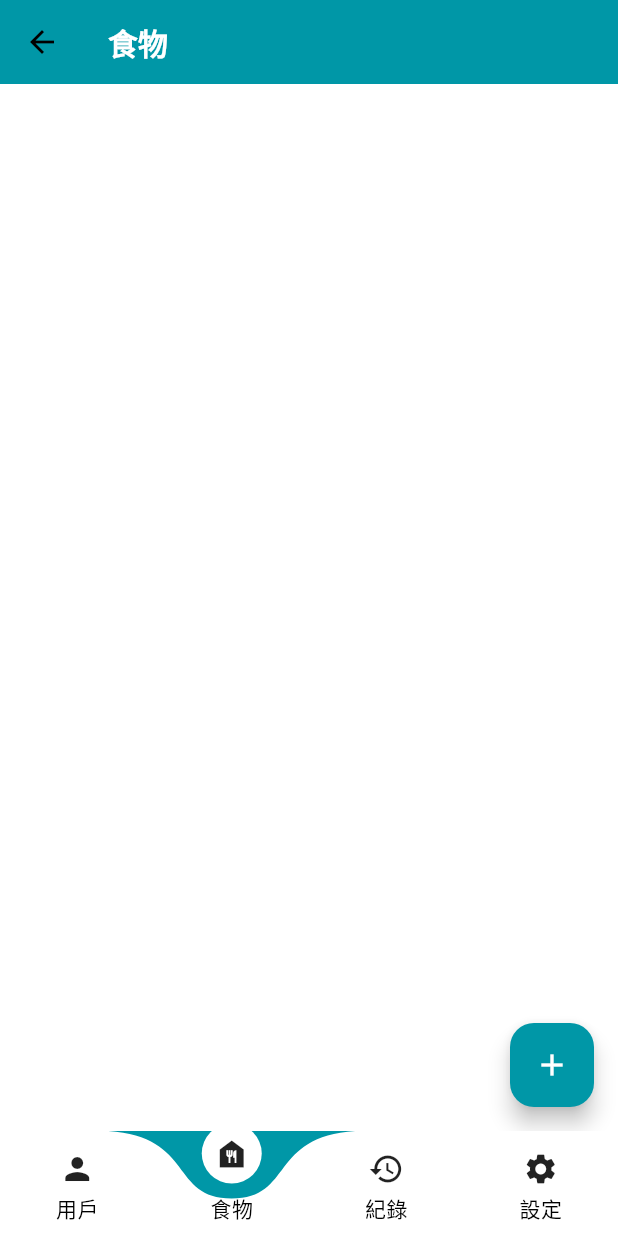
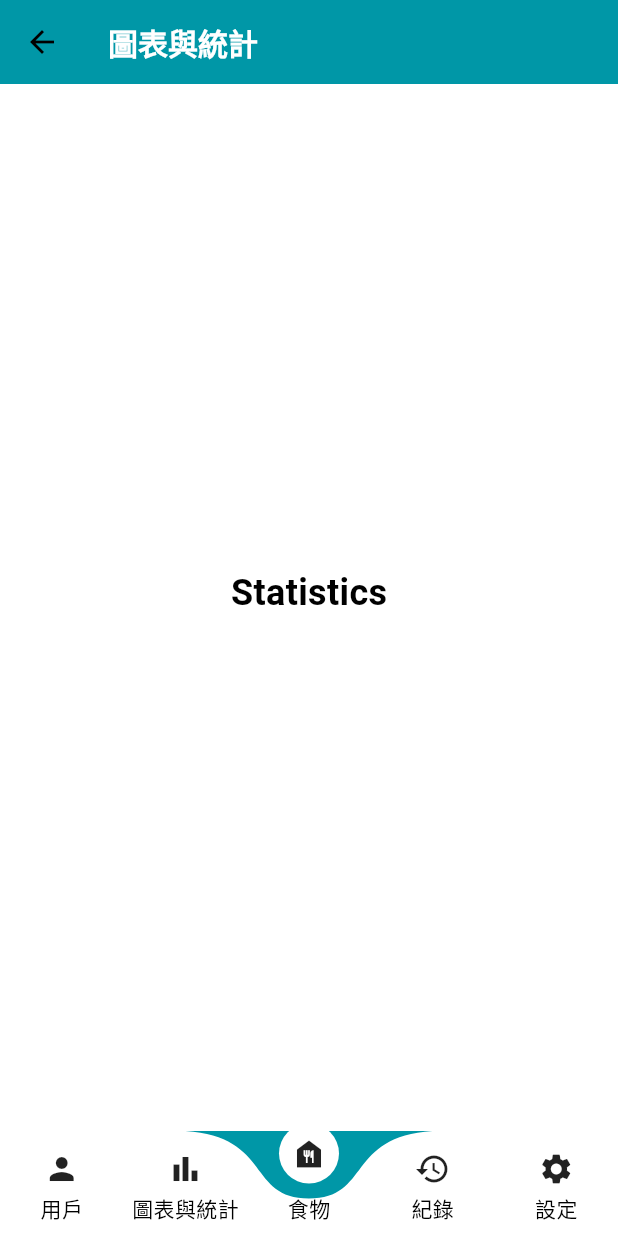
Before and after one commit to xeriom23823/Food-Savior, a Flutter app: the FoodSavior screen opened directly, on a phone screen of 412 x 824 dp. Run offline on Flutter 3.47's test engine with Material 3 defaults, Android fonts, the phone set to English and light mode, and no system bars; drawn by our look-alikes of curved_labeled_navigation_bar; our stand-ins replace equatable, firebase_auth, firebase_core, flutter_bloc, flutter_slidable, font_awesome_flutter and 5 more; missing offline and left inert: flow_builder; accounts and stored records are empty.

Commit message:
feat: 新增統計資料頁面

```diff
--- a/lib/languages/app_localizations.dart
+++ b/lib/languages/app_localizations.dart
@@ -53,6 +53,13 @@ class AppLocalizations {
     return Intl.message(
       '用戶',
       name: 'userNavigationBarTitle',
+    );
+  }
+
+  String get chartAndStatisticsNavigationBarTitle {
+    return Intl.message(
+      '圖表與統計',
+      name: 'chartAndStatisticsNavigationBarTitle',
     );
   }
 
--- a/lib/main.dart
+++ b/lib/main.dart
@@ -11,6 +11,7 @@ import 'package:food_savior/bloc/food_item_list_bloc.dart';
 import 'package:food_savior/bloc/used_food_item_list_bloc.dart';
 import 'package:food_savior/firebase_options.dart';
 import 'package:food_savior/languages/app_localizations.dart';
+import 'package:food_savior/pages/char_and_statistics_page.dart';
 import 'package:food_savior/pages/food_item_list_page.dart';
 import 'package:food_savior/pages/settings_page.dart';
 import 'package:food_savior/pages/used_food_item_list_page.dart';
@@ -47,10 +48,11 @@ class FoodSavior extends StatefulWidget {
 
 class _FoodSaviorState extends State<FoodSavior> {
   final _pageController = PageController(initialPage: 1);
-  final int _pageIndex = 1;
+  final int _pageIndex = 2;
 
   final List<Widget> _pages = const [
     UserPage(),
+    ChartAndStatisticsPage(),
     FoodItemListPage(),
     UsedFoodItemListPage(),
     SettingsPage()
@@ -87,6 +89,11 @@ class _FoodSaviorState extends State<FoodSavior> {
               label: AppLocalizations.of(context).userNavigationBarTitle,
             ),
             CurvedNavigationBarItem(
+              child: const Icon(Icons.bar_chart),
+              label: AppLocalizations.of(context)
+                  .chartAndStatisticsNavigationBarTitle,
+            ),
+            CurvedNavigationBarItem(
               child: const Icon(Icons.food_bank),
               label:
                   AppLocalizations.of(context).foodItemListNavigationBarTitle,
--- /dev/null
+++ b/lib/pages/char_and_statistics_page.dart
@@ -0,0 +1,43 @@
+import 'package:flutter/material.dart';
+
+class ChartAndStatisticsPage extends StatefulWidget {
+  const ChartAndStatisticsPage({super.key});
+
+  @override
+  State<ChartAndStatisticsPage> createState() => _ChartAndStatisticsPageState();
+}
+
+class _ChartAndStatisticsPageState extends State<ChartAndStatisticsPage> {
+  @override
+  void initState() {
+    super.initState();
+  }
+
+  @override
+  Widget build(BuildContext context) {
+    return Scaffold(
+      appBar: AppBar(
+        title: Text(
+          '圖表與統計',
+          style: TextStyle(
+            color: Theme.of(context).colorScheme.onPrimary,
+            fontSize: 20,
+            fontWeight: FontWeight.bold,
+          ),
+        ),
+      ),
+      body: const Center(
+        child: Column(
+          mainAxisAlignment: MainAxisAlignment.center,
+          children: [
+            Text(
+              'Statistics',
+              style: TextStyle(fontSize: 24, fontWeight: FontWeight.bold),
+            ),
+            SizedBox(height: 20),
+          ],
+        ),
+      ),
+    );
+  }
+}
```
